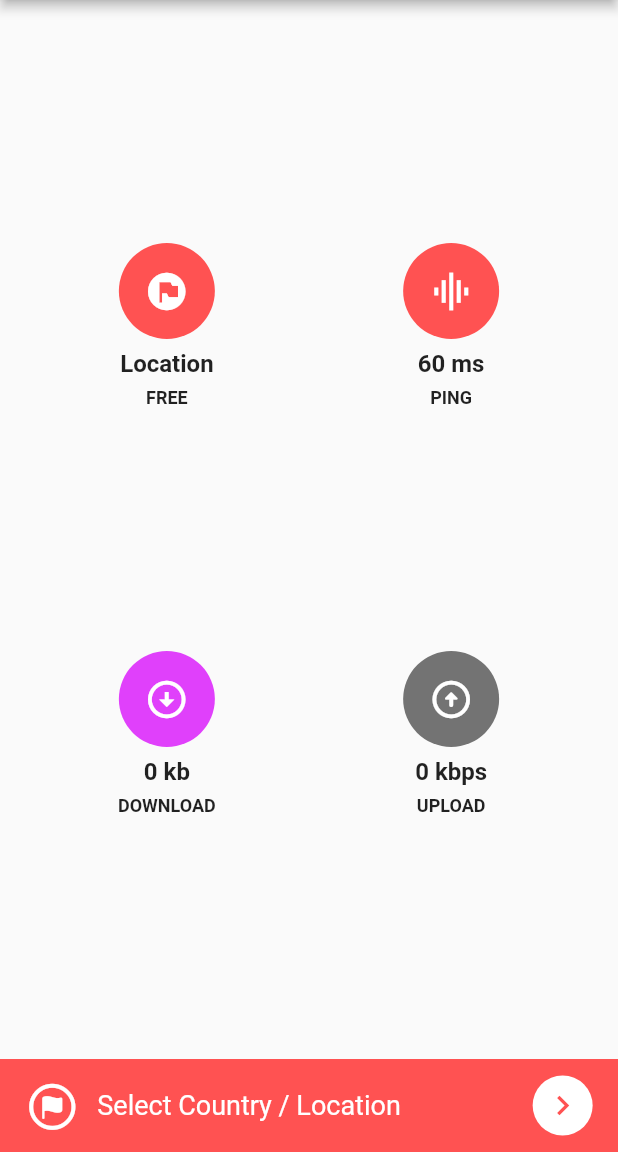
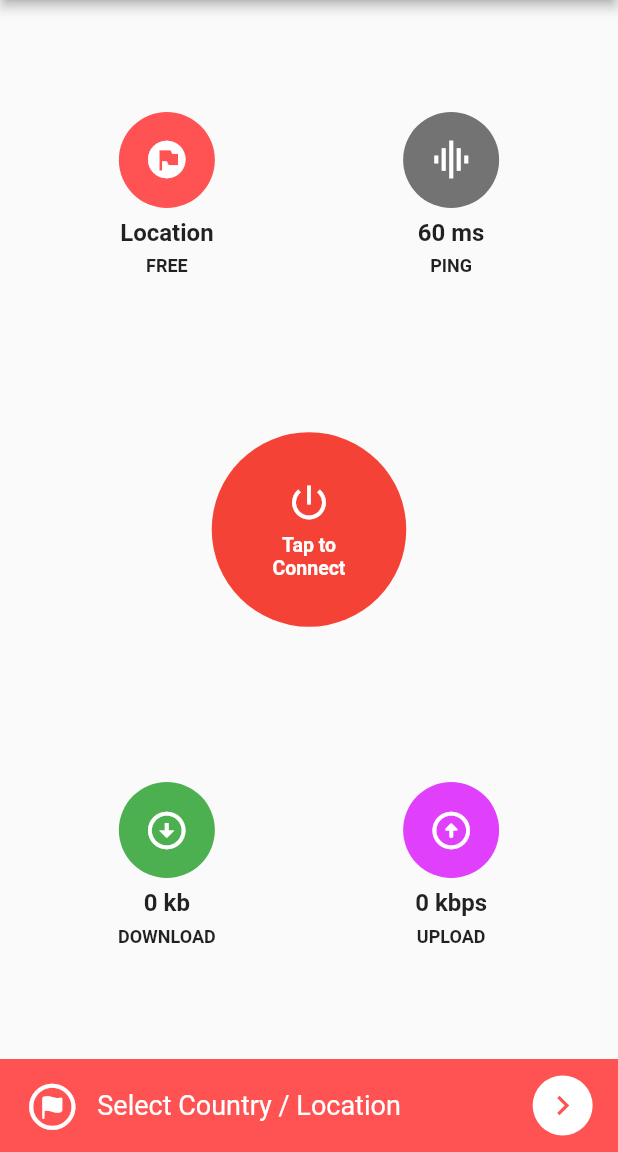
Before and after one commit to konstantingalin/flutter_vpn_basic, a Flutter app: the screen it shows after launch, on a phone screen of 412 x 824 dp, the part 84-1236 px from its top. Run offline on Flutter 3.47's test engine with Material 2 defaults, Android fonts, the light colour scheme and no system bars; our stand-ins replace get, hive_flutter; accounts and stored records are empty.

Commit message:
add connect button

```diff
--- a/lib/allScreens/home_screen.dart
+++ b/lib/allScreens/home_screen.dart
@@ -34,10 +34,10 @@ class HomeScreen extends StatelessWidget {
         ],
       ),
       bottomNavigationBar: locationSelectionBottomNavigation(context),
-      body: const Column(
+      body: Column(
         mainAxisAlignment: MainAxisAlignment.spaceEvenly,
         children: [
-          Row(
+          const Row(
             mainAxisAlignment: MainAxisAlignment.center,
             children: [
               CustomRoundWidget(
@@ -58,7 +58,7 @@ class HomeScreen extends StatelessWidget {
                 subTitleText: 'PING',
                 roundWidgetWithIcon: CircleAvatar(
                   radius: 32,
-                  backgroundColor: Colors.redAccent,
+                  backgroundColor: Colors.black54,
                   child: Icon(
                     Icons.graphic_eq,
                     size: 30,
@@ -68,10 +68,8 @@ class HomeScreen extends StatelessWidget {
               ),
             ],
           ),
-
-          //button connect to vpn
-
-          Row(
+          vpnRoundButton(),
+          const Row(
             mainAxisAlignment: MainAxisAlignment.center,
             children: [
               CustomRoundWidget(
@@ -79,7 +77,7 @@ class HomeScreen extends StatelessWidget {
                 subTitleText: 'DOWNLOAD',
                 roundWidgetWithIcon: CircleAvatar(
                   radius: 32,
-                  backgroundColor: Colors.purpleAccent,
+                  backgroundColor: Colors.green,
                   child: Icon(
                     Icons.arrow_circle_down,
                     size: 30,
@@ -92,7 +90,7 @@ class HomeScreen extends StatelessWidget {
                 subTitleText: 'UPLOAD',
                 roundWidgetWithIcon: CircleAvatar(
                   radius: 32,
-                  backgroundColor: Colors.black54,
+                  backgroundColor: Colors.purpleAccent,
                   child: Icon(
                     Icons.arrow_circle_up_rounded,
                     size: 30,
@@ -151,4 +149,62 @@ class HomeScreen extends StatelessWidget {
       ),
     );
   }
+
+  Widget vpnRoundButton() {
+    return Column(
+      children: [
+        Semantics(
+          button: true,
+          child: InkWell(
+            onTap: () {},
+            borderRadius: BorderRadius.circular(100),
+            child: Container(
+              padding: const EdgeInsets.all(18),
+              decoration: const BoxDecoration(
+                shape: BoxShape.circle,
+                color: Colors.red,
+              ),
+              child: Container(
+                padding: const EdgeInsets.all(18),
+                decoration: const BoxDecoration(
+                  shape: BoxShape.circle,
+                  color: Colors.red,
+                ),
+                child: Container(
+                  width: sizeScreen.width * .14,
+                  height: sizeScreen.height * .14,
+                  decoration: const BoxDecoration(
+                    shape: BoxShape.circle,
+                    color: Colors.red,
+                  ),
+                  child: const Column(
+                    mainAxisAlignment: MainAxisAlignment.center,
+                    children: [
+                      Icon(
+                        Icons.power_settings_new,
+                        size: 30,
+                        color: Colors.white,
+                      ),
+                      SizedBox(
+                        height: 6,
+                      ),
+                      Text(
+                        'Tap to Connect',
+                        textAlign: TextAlign.center,
+                        style: TextStyle(
+                          fontSize: 13,
+                          color: Colors.white,
+                          fontWeight: FontWeight.w600,
+                        ),
+                      ),
+                    ],
+                  ),
+                ),
+              ),
+            ),
+          ),
+        ),
+      ],
+    );
+  }
 }
```
